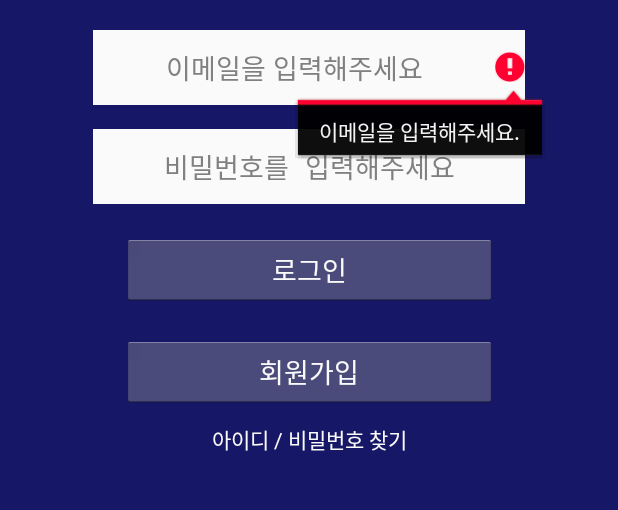
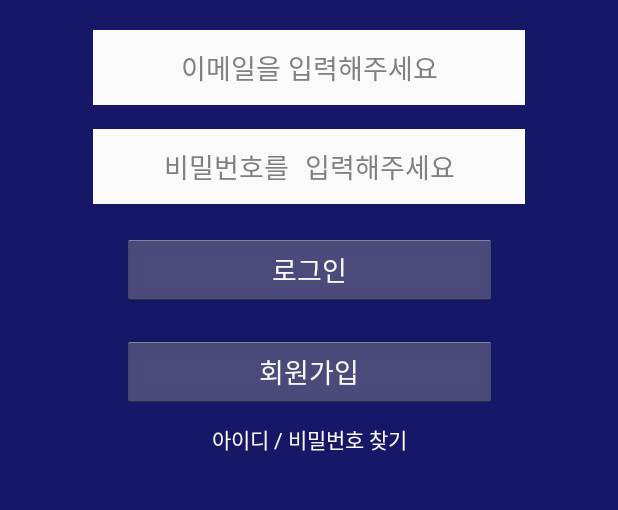
Before and after one commit to AllInWonProject/AllInWon, an Android app: the screen it shows after launch (MainActivity), after a tap on "로그인", on a phone screen of 412 x 824 dp, the part 464-974 px from its top. Run offline under Robolectric (Android 15) with nearby library versions, the phone set to English and light mode, and no system bars; our stand-ins replace Firebase (no records; nobody signed in at launch, a user with empty details on screens opened directly).

Commit message:
Update app/src/main/java/com/example/allinwon/MainActivity.java

```diff
--- a/app/src/main/java/com/example/allinwon/MainActivity.java
+++ b/app/src/main/java/com/example/allinwon/MainActivity.java
@@ -44,75 +44,8 @@ public class MainActivity extends Activity implements View.OnClickListener
         findViewById(R.id.login_signup).setOnClickListener(this);
     }
 
-    @Override
-    public void onClick(View v)
-    {
-        switch(v.getId())
-        {
-            case R.id.login_button:
-                signUp();
-                break;
-            case R.id.login_signup:
-        }
+    public void test() {
+
     }
 
-    public void signUp()
-    {
-        email = editText_email.getText().toString();
-        password = editText_password.getText().toString();
-
-        if(!isValid())
-        {
-            return;
-        }
-
-        setProgressDialog("로그인 중...");
-
-        firebaseAuth.signInWithEmailAndPassword(email, password).addOnCompleteListener(this, new OnCompleteListener<AuthResult>()
-        {
-            @Override
-            public void onComplete(@NonNull Task<AuthResult> task)
-            {
-                setProgressDialog("quit");
-                if(task.isSuccessful())
-                {
-                    user = firebaseAuth.getCurrentUser();
-                    Toast.makeText(getApplicationContext(), "로그인 성공", Toast.LENGTH_LONG).show();
-                }
-                else
-                {
-                    Toast.makeText(getApplicationContext(), "로그인 실패", Toast.LENGTH_LONG).show();
-                }
-            }
-        });
-    }
-
-    public void setProgressDialog(String message) {
-        if(message.equals("quit"))
-        {
-            progressDialog.dismiss();
-        }
-        else
-        {
-            progressDialog.setMessage(message);
-            progressDialog.show();
-        }
-    }
-
-    public boolean isValid()
-    {
-        boolean valid = true;
-
-        if(TextUtils.isEmpty(email))
-        {
-            editText_email.setError("이메일을 입력해주세요.");
-            valid = false;
-        } else if(TextUtils.isEmpty(password))
-        {
-            editText_password.setError("비밀번호를 입력해주세요.");
-            valid = false;
-        }
-
-        return valid;
-    }
 }
```
